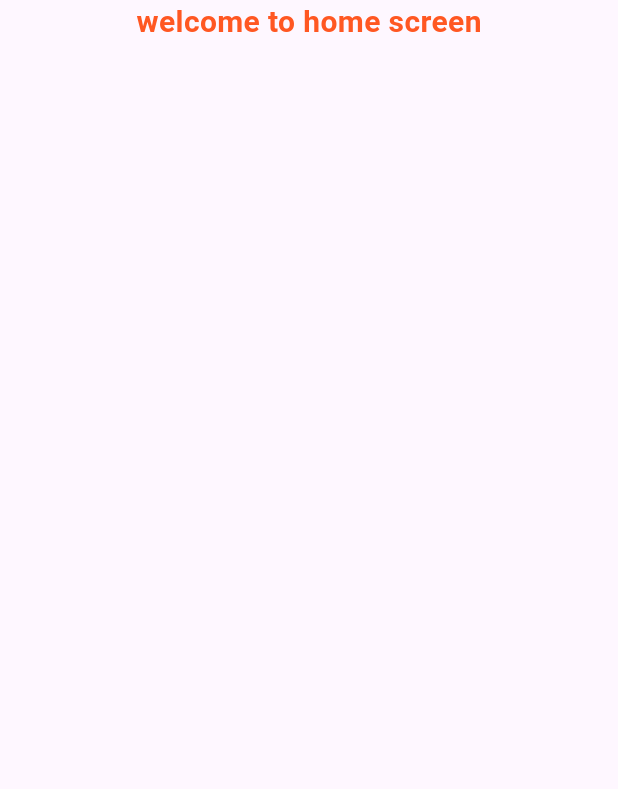
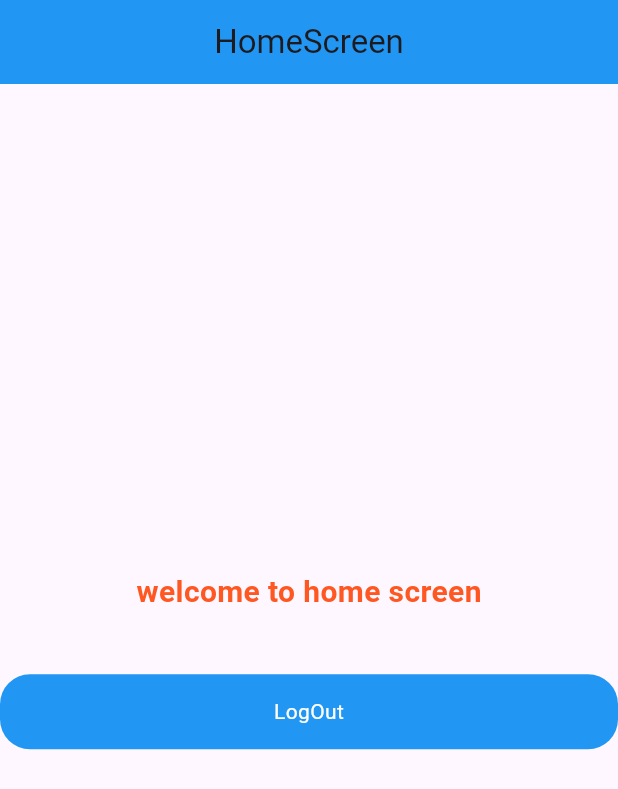
Before and after one commit to Salman-Dev336/Multi_Roles_App_Flutter, a Flutter app: the HomeScreen screen opened directly, on a phone screen of 412 x 824 dp. Shown: the top 789 px of the screen. Run offline on Flutter 3.47's test engine with Material 3 defaults, Android fonts, the phone set to English and light mode, and no system bars; our stand-ins replace shared_preferences; accounts and stored records are empty; network calls fail.

Commit message:
beutify the homepage

```diff
--- a/lib/home_screen.dart
+++ b/lib/home_screen.dart
@@ -1,4 +1,5 @@
 import 'package:flutter/material.dart';
+import 'package:shared_preferences/shared_preferences.dart';
 class HomeScreen extends StatefulWidget {
   const HomeScreen({super.key});
 
@@ -10,8 +11,16 @@ class _HomeScreenState extends State<HomeScreen> {
   @override
   Widget build(BuildContext context) {
     return Scaffold(
+      appBar: AppBar(
+        title: Text('HomeScreen'),
+        centerTitle: true,
+        backgroundColor: Colors.blue,
+        automaticallyImplyLeading: false,
+      ),
       body: SafeArea(
         child: Column(
+          mainAxisAlignment: MainAxisAlignment.center,
+          crossAxisAlignment: CrossAxisAlignment.center,
           children: [
             Center(
               child: Text('welcome to home screen',
@@ -21,9 +30,46 @@ class _HomeScreenState extends State<HomeScreen> {
                 color: Colors.deepOrange,
 
               ),
+            ),
+            ),
+            SizedBox(height: 40),
+            InkWell(
+              onTap: () async {
+
+                SharedPreferences sp = await SharedPreferences.getInstance();
+
+
+
+                // sp.setString('name', 'salman');
+                // sp.setInt('age', 25);
+                // // print(sp.getString( 'name'));
+                // // print(sp.getInt('age').toString());
+                // sp.remove('name');
+                // print(sp.getString( 'name'));
+                // sp.remove('age');
+                // print(sp.getInt('age').toString());
+                // // salman();
+                // print('clicked');
+                Navigator.push(context,
+                 MaterialPageRoute(builder: (context)=> HomeScreen()));
+              },
+              child: Container(
+                height: 50,
+                width: double.infinity,
+                decoration: BoxDecoration(
+                  borderRadius: BorderRadius.circular(20),
+                  color: Colors.blue,
+                ),
+                child: const Center(
+                  child: Text(
+                    'LogOut',
+                    style: TextStyle(color: Colors.white),
+                  ),
+                ),
               ),
+            ),
               //text
-              ),
+
           ],
         ),
       ),
```
